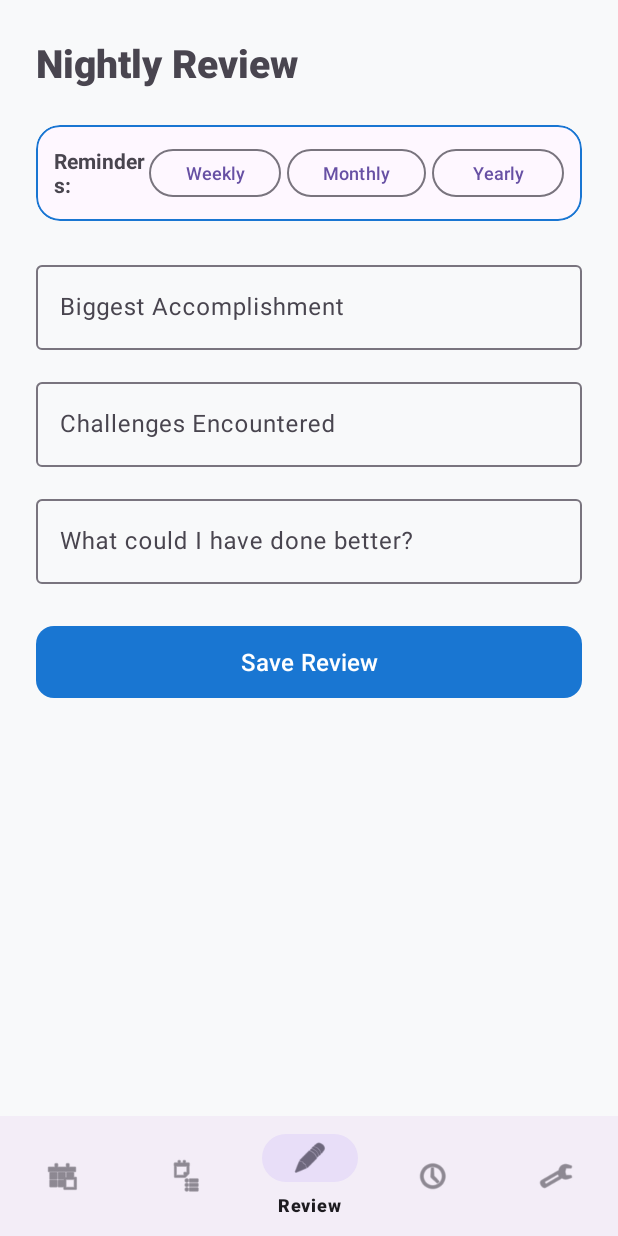
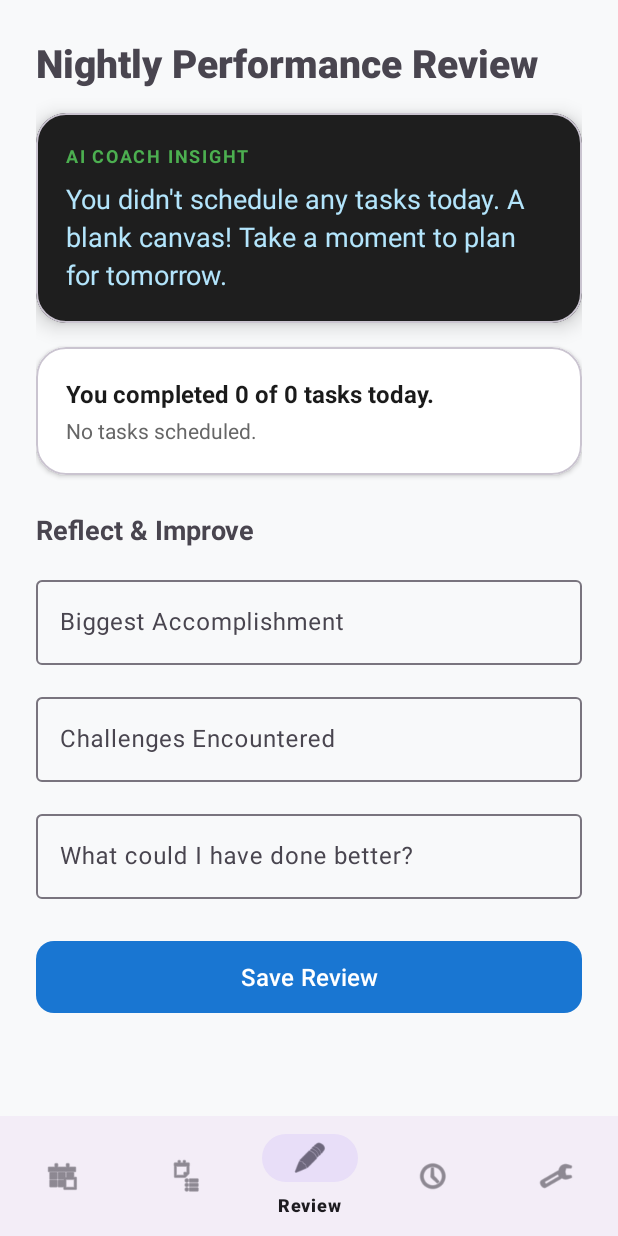
Before and after one commit to Jiks2217/daily-planner, an Android app: the ReviewFragment screen opened through its navigation route, on a phone screen of 412 x 824 dp. Run offline under Robolectric (Android 15) with nearby library versions, the phone set to English and light mode, and no system bars; our stand-ins replace Room's generated code, navigation-ui.

Commit message:
Fix: Restore AI Coach to Review page, remove reminders, fix form clearing

```diff
--- a/app/src/main/java/com/group5/dailyplanner/ReviewFragment.java
+++ b/app/src/main/java/com/group5/dailyplanner/ReviewFragment.java
@@ -1,13 +1,11 @@
 package com.group5.dailyplanner;
 
-import android.app.AlarmManager;
-import android.app.PendingIntent;
-import android.content.Context;
-import android.content.Intent;
+import android.graphics.Color;
 import android.os.Bundle;
 import android.view.LayoutInflater;
 import android.view.View;
 import android.view.ViewGroup;
+import android.widget.TextView;
 import android.widget.Toast;
 import androidx.annotation.NonNull;
 import androidx.annotation.Nullable;
@@ -17,9 +15,10 @@ import com.google.android.material.bottomnavigation.BottomNavigationView;
 import com.google.android.material.button.MaterialButton;
 import com.google.android.material.textfield.TextInputEditText;
 import java.text.SimpleDateFormat;
-import java.util.Calendar;
 import java.util.Date;
+import java.util.HashMap;
 import java.util.Locale;
+import java.util.Map;
 
 public class ReviewFragment extends Fragment {
     private ReviewViewModel reviewViewModel;
@@ -36,28 +35,50 @@ public class ReviewFragment extends Fragment {
         etChallenges = view.findViewById(R.id.etChallenges);
         etImprove = view.findViewById(R.id.etImprove);
         MaterialButton btnSave = view.findViewById(R.id.btnSaveReview);
-        MaterialButton btnWeekly = view.findViewById(R.id.btnWeeklyRem);
-        MaterialButton btnMonthly = view.findViewById(R.id.btnMonthlyRem);
-        MaterialButton btnYearly = view.findViewById(R.id.btnYearlyRem);
+
+        TextView tvCoachSummary = view.findViewById(R.id.tvCoachSummary);
+        TextView tvCoachCategory = view.findViewById(R.id.tvCoachCategory);
+        TextView tvAiJudgment = view.findViewById(R.id.tvAiJudgment);
 
         currentDate = new SimpleDateFormat("yyyy-MM-dd", Locale.getDefault()).format(new Date());
         reviewViewModel = new ViewModelProvider(this).get(ReviewViewModel.class);
         activityViewModel = new ViewModelProvider(this).get(ActivityViewModel.class);
 
-        // Silently calculate today's score behind the scenes so it saves correctly
+        // AI Logic (Restored)
         activityViewModel.getAllActivities().observe(getViewLifecycleOwner(), activities -> {
             int total = activities.size();
+            if (total == 0) {
+                tvCoachSummary.setText("You completed 0 of 0 tasks today.");
+                tvCoachCategory.setText("No tasks scheduled.");
+                tvAiJudgment.setText("You didn't schedule any tasks today. A blank canvas! Take a moment to plan for tomorrow.");
+                tvAiJudgment.setTextColor(Color.parseColor("#B3E5FC"));
+                currentScore = 0; return;
+            }
             int completed = 0;
-            for (ActivityItem item : activities) if (item.isCompleted) completed++;
-            currentScore = total == 0 ? 0 : (int) (((float) completed / total) * 100);
+            Map<String, Integer> scheduledCategories = new HashMap<>();
+            Map<String, Integer> completedCategories = new HashMap<>();
+            for (ActivityItem item : activities) {
+                scheduledCategories.put(item.category, scheduledCategories.getOrDefault(item.category, 0) + 1);
+                if (item.isCompleted) { completed++; completedCategories.put(item.category, completedCategories.getOrDefault(item.category, 0) + 1); }
+            }
+            String dominantFocus = "None"; int maxCompleted = 0;
+            for (Map.Entry<String, Integer> entry : completedCategories.entrySet()) { if (entry.getValue() > maxCompleted) { maxCompleted = entry.getValue(); dominantFocus = entry.getKey(); } }
+            String neglectedArea = ""; int maxMissed = 0;
+            for (Map.Entry<String, Integer> entry : scheduledCategories.entrySet()) { int missed = entry.getValue() - completedCategories.getOrDefault(entry.getKey(), 0); if (missed > maxMissed) { maxMissed = missed; neglectedArea = entry.getKey(); } }
+
+            currentScore = (int) (((float) completed / total) * 100);
+            tvCoachSummary.setText(String.format(Locale.getDefault(), "You completed %d of %d tasks (%d%%).", completed, total, currentScore));
+            if (!dominantFocus.equals("None")) tvCoachCategory.setText("Most focus on: " + dominantFocus);
+
+            String judgment; int color;
+            if (completed == total) { color = Color.parseColor("#81C784"); judgment = "Perfect score! You completed everything you set out to do today."; }
+            else if (currentScore >= 70) { color = Color.parseColor("#81C784"); judgment = "Strong performance. You nailed " + dominantFocus + ", but fell short on " + neglectedArea + "."; }
+            else if (currentScore >= 30) { color = Color.parseColor("#FFB74D"); judgment = "You made progress. " + neglectedArea + " was left behind. Try time-blocking tomorrow."; }
+            else { color = Color.parseColor("#E57373"); judgment = "A tough day. Only " + completed + " out of " + total + " tasks done. Reflect and try again tomorrow."; }
+            tvAiJudgment.setText(judgment); tvAiJudgment.setTextColor(color);
         });
 
-        // REMINDERS LOGIC
-        btnWeekly.setOnClickListener(v -> setReviewReminder("Weekly Review", 7));
-        btnMonthly.setOnClickListener(v -> setReviewReminder("Monthly Review", 30));
-        btnYearly.setOnClickListener(v -> setReviewReminder("Yearly Review", 365));
-
-        // SAVE LOGIC
+        // Save Logic (Does not load old text)
         btnSave.setOnClickListener(v -> {
             String acc = etAccomplishment.getText().toString().trim();
             String chal = etChallenges.getText().toString().trim();
@@ -68,7 +89,7 @@ public class ReviewFragment extends Fragment {
                 return;
             }
 
-            // Save with ID 0 (Auto-generate). No auto-loading means we just insert a new record each time for the day
+            // Insert as a new record
             reviewViewModel.saveReview(new ReviewItem(currentDate, currentScore, acc, chal, "", imp), false);
 
             Toast.makeText(getContext(), "Review saved!", Toast.LENGTH_SHORT).show();
@@ -85,23 +106,4 @@ public class ReviewFragment extends Fragment {
 
         return view;
     }
-
-    private void setReviewReminder(String title, int daysFromNow) {
-        Calendar calendar = Calendar.getInstance();
-        calendar.add(Calendar.DAY_OF_YEAR, daysFromNow);
-        calendar.set(Calendar.HOUR_OF_DAY, 19); // 7:00 PM
-        calendar.set(Calendar.MINUTE, 0);
-        calendar.set(Calendar.SECOND, 0);
-
-        Intent intent = new Intent(requireContext(), AlarmReceiver.class);
-        intent.putExtra("title", title);
-        intent.putExtra("message", "Time to do your " + title.toLowerCase() + " and check your performance!");
-
-        PendingIntent pendingIntent = PendingIntent.getBroadcast(requireContext(), (int) System.currentTimeMillis(), intent, PendingIntent.FLAG_IMMUTABLE | PendingIntent.FLAG_UPDATE_CURRENT);
-        AlarmManager alarmManager = (AlarmManager) requireContext().getSystemService(Context.ALARM_SERVICE);
-        if (alarmManager != null) {
-            alarmManager.setExactAndAllowWhileIdle(AlarmManager.RTC_WAKEUP, calendar.getTimeInMillis(), pendingIntent);
-            Toast.makeText(getContext(), title + " scheduled for " + daysFromNow + " days from now at 7 PM!", Toast.LENGTH_SHORT).show();
-        }
-    }
 }
--- a/app/src/main/res/layout/fragment_review.xml
+++ b/app/src/main/res/layout/fragment_review.xml
@@ -4,17 +4,25 @@
     android:layout_width="match_parent" android:layout_height="match_parent" android:background="#F8F9FA" android:padding="24dp">
     <LinearLayout android:layout_width="match_parent" android:layout_height="wrap_content" android:orientation="vertical">
 
-        <TextView android:layout_width="wrap_content" android:layout_height="wrap_content" android:text="Nightly Review" android:textSize="26sp" android:fontFamily="sans-serif-medium" android:textStyle="bold" android:layout_marginBottom="24dp" />
+        <TextView android:layout_width="wrap_content" android:layout_height="wrap_content" android:text="Nightly Performance Review" android:textSize="26sp" android:fontFamily="sans-serif-medium" android:textStyle="bold" android:layout_marginBottom="16dp" />
 
-        <!-- Reminders Toggle -->
-        <com.google.android.material.card.MaterialCardView android:layout_width="match_parent" android:layout_height="wrap_content" app:cardCornerRadius="16dp" app:cardElevation="0dp" app:strokeColor="#1976D2" app:strokeWidth="1dp" android:layout_marginBottom="24dp">
-            <LinearLayout android:layout_width="match_parent" android:layout_height="wrap_content" android:orientation="horizontal" android:padding="12dp" android:gravity="center_vertical">
-                <TextView android:layout_width="0dp" android:layout_height="wrap_content" android:layout_weight="1" android:text="Reminders:" android:textSize="14sp" android:textStyle="bold"/>
-                <com.google.android.material.button.MaterialButton android:id="@+id/btnWeeklyRem" style="?attr/materialButtonOutlinedStyle" android:layout_width="wrap_content" android:layout_height="40dp" android:text="Weekly" android:textSize="12sp" android:layout_marginEnd="4dp"/>
-                <com.google.android.material.button.MaterialButton android:id="@+id/btnMonthlyRem" style="?attr/materialButtonOutlinedStyle" android:layout_width="wrap_content" android:layout_height="40dp" android:text="Monthly" android:textSize="12sp" android:layout_marginEnd="4dp"/>
-                <com.google.android.material.button.MaterialButton android:id="@+id/btnYearlyRem" style="?attr/materialButtonOutlinedStyle" android:layout_width="wrap_content" android:layout_height="40dp" android:text="Yearly" android:textSize="12sp"/>
+        <!-- AI COACH INSIGHT CARD (RESTORED) -->
+        <com.google.android.material.card.MaterialCardView android:layout_width="match_parent" android:layout_height="wrap_content" app:cardCornerRadius="20dp" app:cardBackgroundColor="#1E1E1E" app:cardElevation="8dp" android:layout_marginBottom="16dp">
+            <LinearLayout android:layout_width="match_parent" android:layout_height="wrap_content" android:orientation="vertical" android:padding="20dp">
+                <TextView android:layout_width="wrap_content" android:layout_height="wrap_content" android:text="AI COACH INSIGHT" android:textColor="#4CAF50" android:textSize="12sp" android:textStyle="bold" android:letterSpacing="0.1"/>
+                <TextView android:id="@+id/tvAiJudgment" android:layout_width="wrap_content" android:layout_height="wrap_content" android:text="Analyzing..." android:textColor="#FFFFFF" android:textSize="18sp" android:lineSpacingExtra="4dp" android:layout_marginTop="8dp"/>
             </LinearLayout>
         </com.google.android.material.card.MaterialCardView>
+
+        <!-- STATS CARD (RESTORED) -->
+        <com.google.android.material.card.MaterialCardView android:layout_width="match_parent" android:layout_height="wrap_content" app:cardCornerRadius="20dp" app:cardBackgroundColor="#FFFFFF" app:cardElevation="2dp" android:layout_marginBottom="24dp">
+            <LinearLayout android:layout_width="match_parent" android:layout_height="wrap_content" android:orientation="vertical" android:padding="20dp">
+                <TextView android:id="@+id/tvCoachSummary" android:layout_width="wrap_content" android:layout_height="wrap_content" android:text="You completed 0 of 0 tasks today." android:textColor="#1A1A1A" android:textSize="16sp" android:textStyle="bold" />
+                <TextView android:id="@+id/tvCoachCategory" android:layout_width="wrap_content" android:layout_height="wrap_content" android:text="No tasks scheduled." android:textColor="#666666" android:textSize="14sp" android:layout_marginTop="4dp"/>
+            </LinearLayout>
+        </com.google.android.material.card.MaterialCardView>
+
+        <TextView android:layout_width="wrap_content" android:layout_height="wrap_content" android:text="Reflect &amp; Improve" android:textSize="18sp" android:textStyle="bold" android:layout_marginBottom="16dp"/>
 
         <com.google.android.material.textfield.TextInputLayout style="@style/Widget.Material3.TextInputLayout.OutlinedBox" android:layout_width="match_parent" android:layout_height="wrap_content" android:hint="Biggest Accomplishment" android:layout_marginBottom="16dp">
             <com.google.android.material.textfield.TextInputEditText android:id="@+id/etAccomplishment" android:layout_width="match_parent" android:layout_height="wrap_content" android:inputType="textMultiLine" />
```
